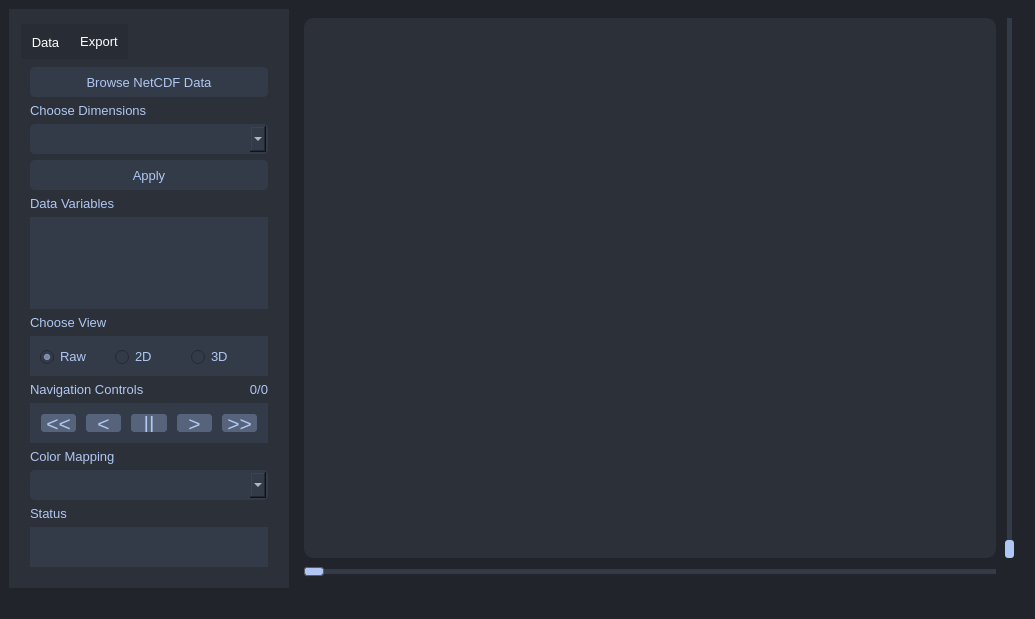
This is assets/ui/gui.ui in sherinsugathan/GeoVis as Qt 5 draws it before an edit. The edited form follows.
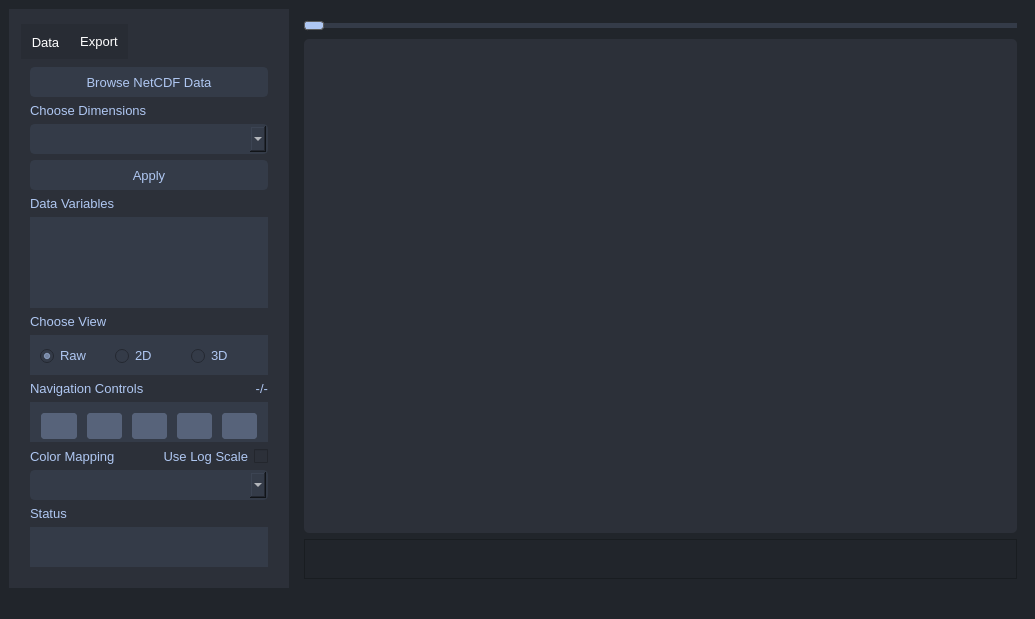
This is the edited form. The open tabs and pages were chosen to show the change. Icons and pictures are not drawn.

```diff
--- a/assets/ui/gui.ui
+++ b/assets/ui/gui.ui
@@ -72,7 +72,7 @@
       </widget>
       <widget class="QWidget" name="page_3DMap">
        <layout class="QGridLayout" name="gridLayout_2">
-        <item row="0" column="0">
+        <item row="1" column="0">
          <widget class="QFrame" name="frame">
           <property name="sizePolicy">
            <sizepolicy hsizetype="MinimumExpanding" vsizetype="MinimumExpanding">
@@ -85,25 +85,34 @@
           </property>
           <property name="styleSheet">
            <string notr="true">border-style: solid;
-border-radius: 10px;
+border-radius: 5px;
 border: 0px solid lightgray;
 background-color: rgb(44, 48, 57);</string>
           </property>
           <property name="frameShape">
-           <enum>QFrame::StyledPanel</enum>
+           <enum>QFrame::Box</enum>
           </property>
           <property name="frameShadow">
-           <enum>QFrame::Raised</enum>
+           <enum>QFrame::Plain</enum>
           </property>
          </widget>
         </item>
-        <item row="2" column="0">
+        <item row="1" column="2">
+         <layout class="QVBoxLayout" name="verticalLayout_4">
+          <property name="rightMargin">
+           <number>0</number>
+          </property>
+         </layout>
+        </item>
+        <item row="3" column="0">
          <layout class="QHBoxLayout" name="horizontalLayout">
           <property name="bottomMargin">
            <number>0</number>
           </property>
-          <item>
-           <widget class="QSlider" name="horizontalSlider">
+         </layout>
+        </item>
+        <item row="0" column="0">
+         <widget class="QSlider" name="horizontalSlider_Main">
             <property name="styleSheet">
              <string notr="true">QSlider::groove:horizontal {
     border: 0px solid #999999;
@@ -125,37 +134,27 @@
             </property>
            </widget>
           </item>
-         </layout>
-        </item>
-        <item row="0" column="2">
-         <layout class="QVBoxLayout" name="verticalLayout_4">
-          <property name="rightMargin">
-           <number>0</number>
+        <item row="2" column="0">
+         <widget class="QFrame" name="frame_colormap">
+          <property name="minimumSize">
+           <size>
+            <width>0</width>
+            <height>40</height>
+           </size>
           </property>
-          <item>
-           <widget class="QSlider" name="verticalSlider">
-            <property name="styleSheet">
-             <string notr="true">QSlider::groove:vertical {
-border: 0px solid #999999;
-    background: rgb(52, 59, 72);
-    position: absolute; /* absolutely position 4px from the left and right of the widget. setting margins on the widget should work too... */
-    left: 4px; right: 4px;
-width:5px;
-}
-
-QSlider::handle:vertical {
-    height: 18px;
-border-radius: 3px;
-    background: rgb(175, 199, 242);
-    margin: 0 -2px; /* expand outside the groove */
-}</string>
-            </property>
-            <property name="orientation">
-             <enum>Qt::Vertical</enum>
-            </property>
-           </widget>
-          </item>
-         </layout>
+          <property name="maximumSize">
+           <size>
+            <width>16777215</width>
+            <height>40</height>
+           </size>
+          </property>
+          <property name="frameShape">
+           <enum>QFrame::StyledPanel</enum>
+          </property>
+          <property name="frameShadow">
+           <enum>QFrame::Raised</enum>
+          </property>
+         </widget>
         </item>
        </layout>
       </widget>
@@ -600,7 +599,7 @@
                 <string notr="true">color:rgb(175, 199, 242);</string>
                </property>
                <property name="text">
-                <string>0/0</string>
+                <string>-/-</string>
                </property>
                <property name="alignment">
                 <set>Qt::AlignRight|Qt::AlignTrailing|Qt::AlignVCenter</set>
@@ -632,7 +631,7 @@
                 <property name="minimumSize">
                  <size>
                   <width>0</width>
-                  <height>20</height>
+                  <height>30</height>
                  </size>
                 </property>
                 <property name="font">
@@ -658,18 +657,28 @@
 }</string>
                 </property>
                 <property name="text">
-                 <string>&lt;&lt;</string>
+                 <string/>
+                </property>
+                <property name="icon">
+                 <iconset>
+                  <normaloff>../icons/reverseplay.png</normaloff>../icons/reverseplay.png</iconset>
                 </property>
                 <property name="iconSize">
                  <size>
-                  <width>0</width>
-                  <height>0</height>
+                  <width>15</width>
+                  <height>15</height>
                  </size>
                 </property>
                </widget>
               </item>
               <item>
                <widget class="QPushButton" name="pushButton_PreviousFrame">
+                <property name="minimumSize">
+                 <size>
+                  <width>0</width>
+                  <height>30</height>
+                 </size>
+                </property>
                 <property name="font">
                  <font>
                   <family>Arial</family>
@@ -693,12 +702,22 @@
 }</string>
                 </property>
                 <property name="text">
-                 <string>&lt;</string>
+                 <string/>
+                </property>
+                <property name="icon">
+                 <iconset>
+                  <normaloff>../icons/prevframe.png</normaloff>../icons/prevframe.png</iconset>
                 </property>
                </widget>
               </item>
               <item>
                <widget class="QPushButton" name="pushButton_Pause">
+                <property name="minimumSize">
+                 <size>
+                  <width>0</width>
+                  <height>30</height>
+                 </size>
+                </property>
                 <property name="font">
                  <font>
                   <family>Arial</family>
@@ -722,12 +741,22 @@
 }</string>
                 </property>
                 <property name="text">
-                 <string>||</string>
+                 <string/>
+                </property>
+                <property name="icon">
+                 <iconset>
+                  <normaloff>../icons/pause.png</normaloff>../icons/pause.png</iconset>
                 </property>
                </widget>
               </item>
               <item>
                <widget class="QPushButton" name="pushButton_NextFrame">
+                <property name="minimumSize">
+                 <size>
+                  <width>0</width>
+                  <height>30</height>
+                 </size>
+                </property>
                 <property name="font">
                  <font>
                   <family>Arial</family>
@@ -751,12 +780,22 @@
 }</string>
                 </property>
                 <property name="text">
-                 <string>&gt;</string>
+                 <string/>
+                </property>
+                <property name="icon">
+                 <iconset>
+                  <normaloff>../icons/nextframe.png</normaloff>../icons/nextframe.png</iconset>
                 </property>
                </widget>
               </item>
               <item>
                <widget class="QPushButton" name="pushButton_PlayForward">
+                <property name="minimumSize">
+                 <size>
+                  <width>0</width>
+                  <height>30</height>
+                 </size>
+                </property>
                 <property name="font">
                  <font>
                   <family>Arial</family>
@@ -780,13 +819,28 @@
 }</string>
                 </property>
                 <property name="text">
-                 <string>&gt;&gt;</string>
+                 <string/>
+                </property>
+                <property name="icon">
+                 <iconset>
+                  <normaloff>../icons/forwardplay.png</normaloff>../icons/forwardplay.png</iconset>
+                </property>
+                <property name="iconSize">
+                 <size>
+                  <width>15</width>
+                  <height>15</height>
+                 </size>
                 </property>
                </widget>
               </item>
              </layout>
             </widget>
            </item>
+           <item>
+            <layout class="QHBoxLayout" name="horizontalLayout_4">
+             <property name="bottomMargin">
+              <number>0</number>
+             </property>
            <item>
             <widget class="QLabel" name="label_4">
              <property name="font">
@@ -802,6 +856,27 @@
               <string>Color Mapping</string>
              </property>
             </widget>
+             </item>
+             <item>
+              <widget class="QCheckBox" name="checkBox_LogScale">
+               <property name="font">
+                <font>
+                 <family>Arial</family>
+                 <pointsize>10</pointsize>
+                </font>
+               </property>
+               <property name="layoutDirection">
+                <enum>Qt::RightToLeft</enum>
+               </property>
+               <property name="styleSheet">
+                <string notr="true">color:rgb(175, 199, 242);</string>
+               </property>
+               <property name="text">
+                <string>Use Log Scale</string>
+               </property>
+              </widget>
+             </item>
+            </layout>
            </item>
            <item>
             <widget class="QComboBox" name="comboBox_ColorMaps">
```
Left out of the diff: 7 changed lines with no effect on the pictures. Lines whose indentation alone changed are shown as unchanged.
